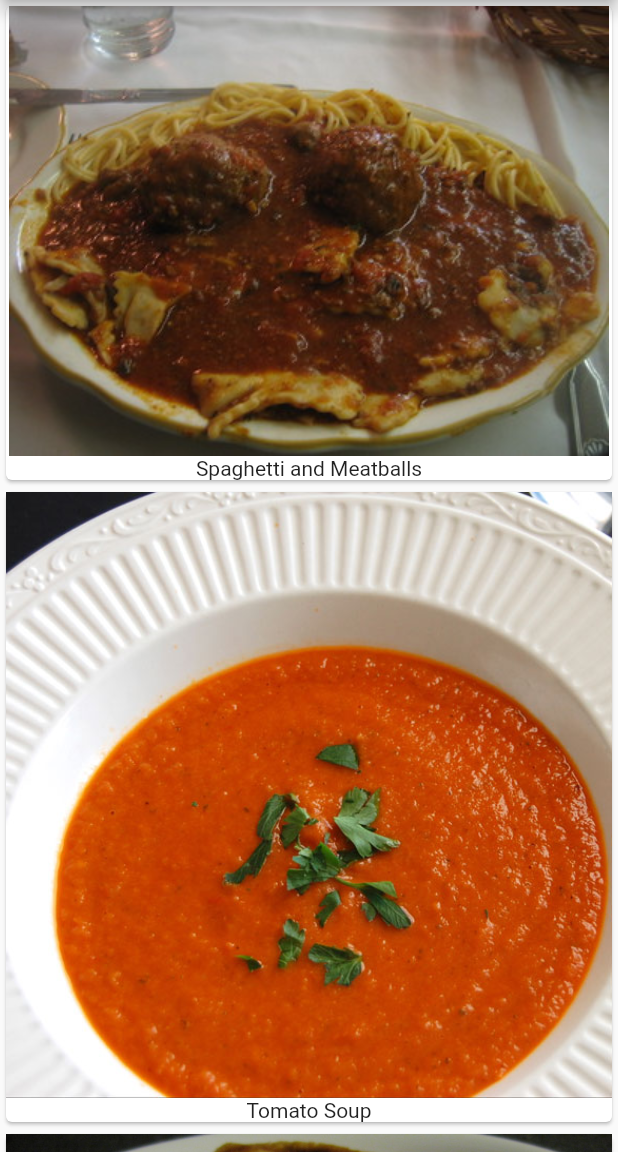
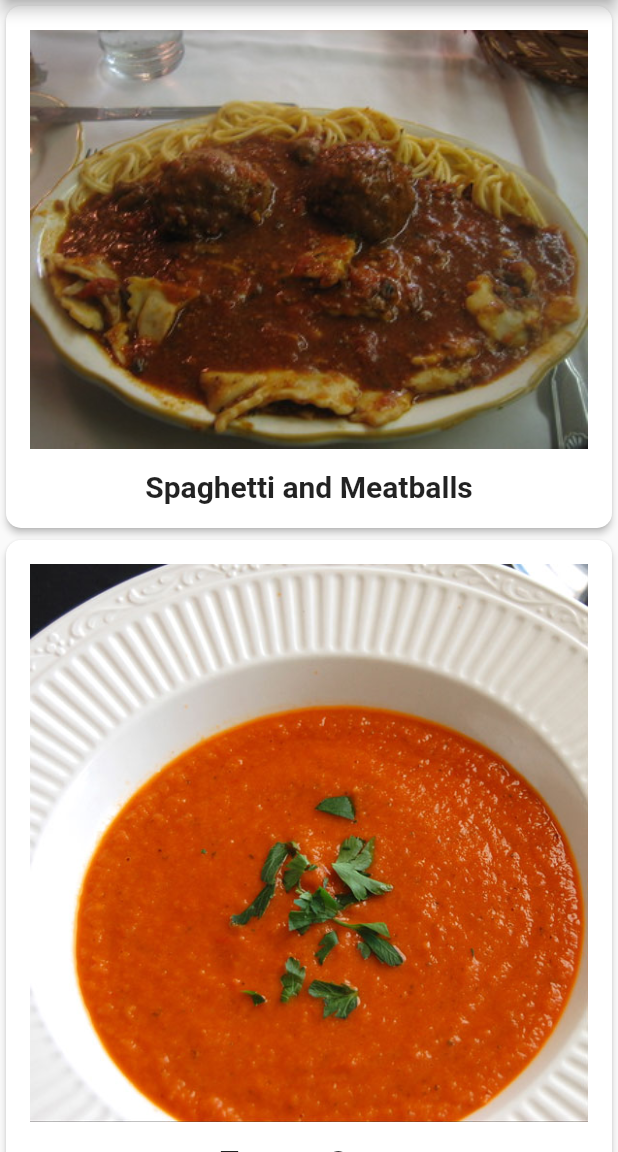
Before and after one commit to apumaparna/recipes, a Flutter app: the screen it shows after launch, on a phone screen of 412 x 824 dp, the part 84-1236 px from its top. Run offline on Flutter 3.47's test engine with Material 2 defaults, Android fonts, the phone set to English and light mode, and no system bars; Roboto replaces fonts that are missing (Palatino).

Commit message:
formatting

```diff
--- a/lib/main.dart
+++ b/lib/main.dart
@@ -54,10 +54,25 @@ class _MyHomePageState extends State<MyHomePage> {
   // Add buildRecipeCard() here
   Widget buildRecipeCard(Recipe recipe) {
     return Card(
-      child: Column(children: <Widget>[
-        Image(image: AssetImage(recipe.imageUrl)),
-        Text(recipe.label),
-      ]),
-    );
+        // elevation adds shadow
+        elevation: 2.0,
+        shape:
+            RoundedRectangleBorder(borderRadius: BorderRadius.circular(10.0)),
+        child: Padding(
+          padding: const EdgeInsets.all(16.0),
+          child: Column(children: <Widget>[
+            Image(image: AssetImage(recipe.imageUrl)),
+            const SizedBox(
+              height: 14.0,
+            ),
+            Text(
+              recipe.label,
+              style: const TextStyle(
+                  fontSize: 20.0,
+                  fontWeight: FontWeight.w700,
+                  fontFamily: 'Palatino'),
+            ),
+          ]),
+        ));
   }
 }
```
